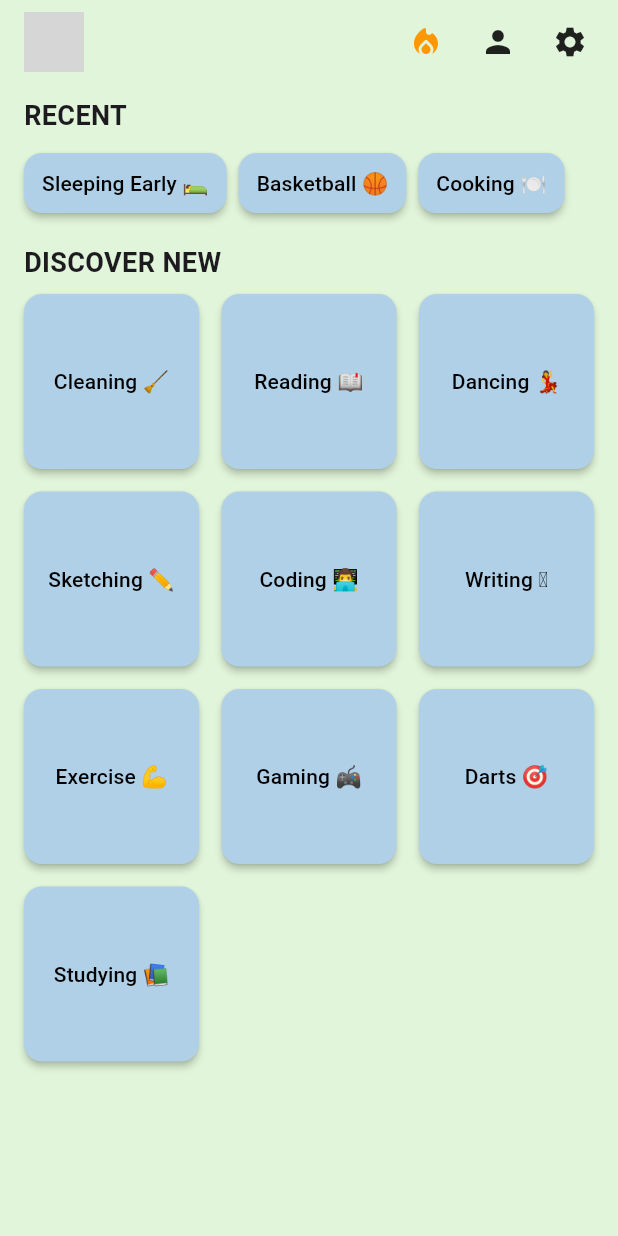
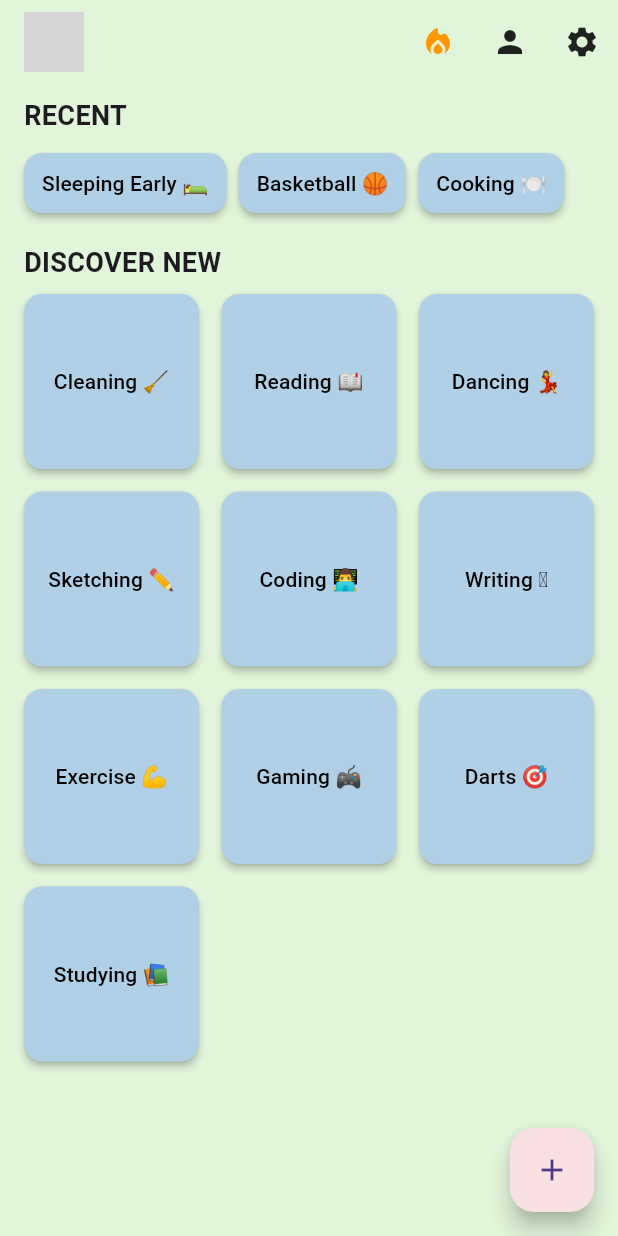
Before and after one commit to Sahaab-Mansha/Habit-builder, a Flutter app: the HomeScreen screen opened directly, on a phone screen of 412 x 824 dp. Run offline on Flutter 3.47's test engine with Material 3 defaults, Android fonts, the phone set to English and light mode, and no system bars; grey boxes are pictures that could not be loaded.

Commit message:
added the addnewhabit button

```diff
--- a/lib/home_screen.dart
+++ b/lib/home_screen.dart
@@ -1,5 +1,3 @@
-
-// screens/home_screen.dart
 import 'package:flutter/material.dart';
 
 class HomeScreen extends StatelessWidget {
@@ -43,7 +41,6 @@ class HomeScreen extends StatelessWidget {
             icon: const Icon(Icons.settings, color: Colors.black87),
             onPressed: _goToSettings,
           ),
-          const SizedBox(width: 8),
         ],
       ),
       body: Padding(
@@ -90,6 +87,14 @@ class HomeScreen extends StatelessWidget {
           ],
         ),
       ),
+      floatingActionButton: FloatingActionButton(
+        onPressed: () {
+          Navigator.pushNamed(context, '/new_habit');
+        },
+          backgroundColor: const Color(0xFFF9E0E3),
+        child: const Icon(Icons.add),
+      ),
+      floatingActionButtonLocation: FloatingActionButtonLocation.endFloat,
     );
   }
 }
```
